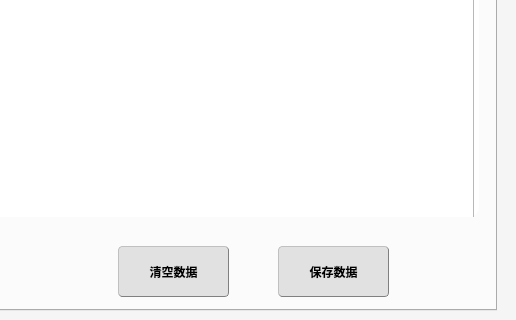
Ahao6666/QT-Serial-port, file serial.ui: the form before one commit; both pictures show x 634 to 1150 and y 340 to 660 of the 1150 by 660 pixel window.
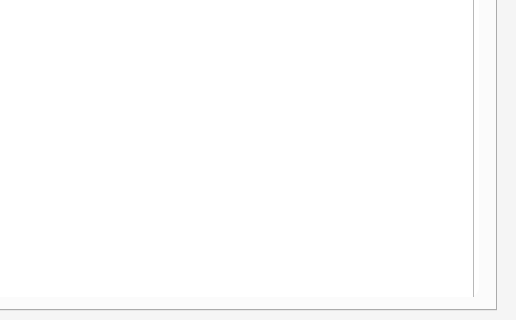
The form after the commit. The open tabs and pages were chosen to show the change.

Commit message: 将数字量和物理量数据保存在一个表单中

The edit to the form file:
```diff
--- a/serial.ui
+++ b/serial.ui
@@ -925,7 +925,7 @@
         <x>20</x>
         <y>10</y>
         <width>1081</width>
-        <height>521</height>
+        <height>601</height>
        </rect>
       </property>
       <property name="styleSheet">
@@ -966,59 +966,11 @@
          <x>-5</x>
          <y>1</y>
          <width>1081</width>
-         <height>521</height>
+         <height>601</height>
         </rect>
        </property>
       </widget>
      </widget>
-     <widget class="QPushButton" name="pushButton_tab3_clear">
-      <property name="geometry">
-       <rect>
-        <x>740</x>
-        <y>560</y>
-        <width>111</width>
-        <height>51</height>
-       </rect>
-      </property>
-      <property name="font">
-       <font>
-        <weight>75</weight>
-        <bold>true</bold>
-       </font>
-      </property>
-      <property name="styleSheet">
-       <string notr="true">QPushButton{background-color: rgb(225, 225, 225);border:1px groove gray;border-radius:4px;padding:1px 4px;border-style: outset;}
-                                       QPushButton:hover{background-color:rgb(229, 241, 251); color: black;}
-                                       QPushButton:pressed{background-color:rgb(204, 228, 247);border-style: inset;}</string>
-      </property>
-      <property name="text">
-       <string>清空数据</string>
-      </property>
-     </widget>
-     <widget class="QPushButton" name="pushButton_tab3_save">
-      <property name="geometry">
-       <rect>
-        <x>900</x>
-        <y>560</y>
-        <width>111</width>
-        <height>51</height>
-       </rect>
-      </property>
-      <property name="font">
-       <font>
-        <weight>75</weight>
-        <bold>true</bold>
-       </font>
-      </property>
-      <property name="styleSheet">
-       <string notr="true">QPushButton{background-color: rgb(225, 225, 225);border:1px groove gray;border-radius:4px;padding:1px 4px;border-style: outset;}
-                                       QPushButton:hover{background-color:rgb(229, 241, 251); color: black;}
-                                       QPushButton:pressed{background-color:rgb(204, 228, 247);border-style: inset;}</string>
-      </property>
-      <property name="text">
-       <string>保存数据</string>
-      </property>
-     </widget>
     </widget>
     <widget class="QWidget" name="tab_3">
      <attribute name="title">
```
Left out of the diff: 18 changed lines with no effect on the pictures. The commit also changes 5 other files.
